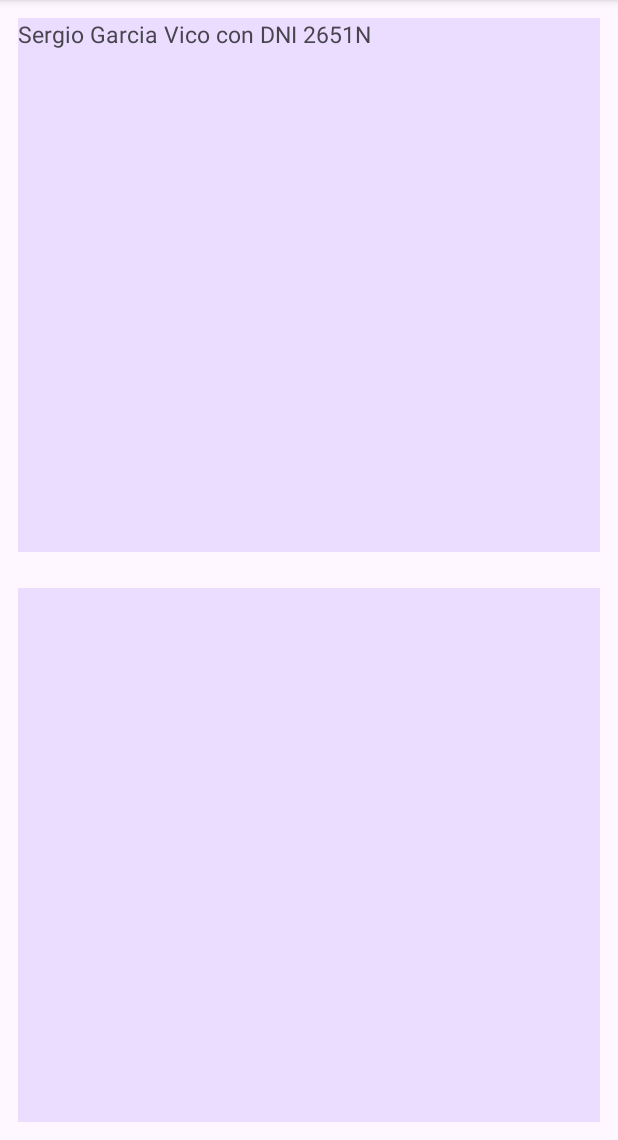
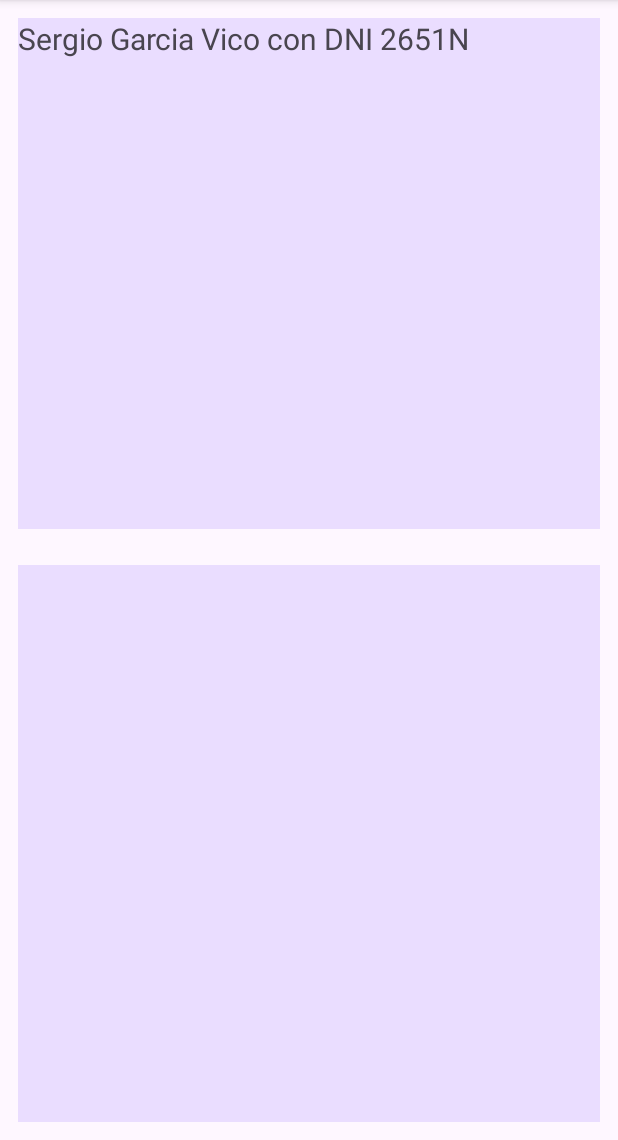
Before and after one commit to SergioGV98/AEA2_SendMessageViewBinding, an Android app: the screen it shows after launch (ViewActivity), after a tap on an icon or button, on a phone screen of 412 x 824 dp, the part 96-1236 px from its top. Run offline under Robolectric (Android 15) with nearby library versions, the light colour scheme and no system bars.

Commit message:
Implementacion de dimens.xml

```diff
--- a/app/src/main/res/layout/activity_send_message.xml
+++ b/app/src/main/res/layout/activity_send_message.xml
@@ -13,7 +13,7 @@
         android:layout_marginTop="40dp"
         android:text="@string/tvTitleMessage"
         android:textColor="@color/primary"
-        android:textSize="20sp"
+        android:textSize="@dimen/tvTitleMessage_textSize"
         app:layout_constraintEnd_toEndOf="parent"
         app:layout_constraintStart_toStartOf="parent"
         app:layout_constraintTop_toTopOf="parent" />
--- a/app/src/main/res/layout/activity_view.xml
+++ b/app/src/main/res/layout/activity_view.xml
@@ -13,7 +13,8 @@
         android:layout_height="wrap_content"
         android:layout_weight="1"
         android:layout_margin="12dp"
-        android:textSize="15sp"
+        android:paddingBottom="@dimen/tvUserInfo_paddingBottom"
+        android:textSize="@dimen/tvUserInfo_textSize"
         android:background="@color/container"
         android:text="@string/tvUserInfoText" />
 
@@ -23,7 +24,9 @@
         android:layout_height="wrap_content"
         android:layout_weight="1"
         android:layout_margin="12dp"
-        android:textSize="15sp"
+        android:padding="@dimen/edMessage_padding"
+        android:layout_marginVertical="@dimen/edMessage_marginVertical"
+        android:textSize="@dimen/tvMessage_textSize"
         android:background="@color/container"
         android:text="@string/tvMessageText" />
 </LinearLayout>
--- /dev/null
+++ b/app/src/main/res/values/dimens.xml
@@ -0,0 +1,9 @@
+<?xml version="1.0" encoding="utf-8"?>
+<resources>
+    <dimen name="tvTitleMessage_textSize">20sp</dimen>
+    <dimen name="tvUserInfo_textSize">20sp</dimen>
+    <dimen name="tvMessage_textSize">20sp</dimen>
+    <dimen name="tvUserInfo_paddingBottom">10dp</dimen>
+    <dimen name="edMessage_padding">20dp</dimen>
+    <dimen name="edMessage_marginVertical">10dp</dimen>
+</resources>
```
